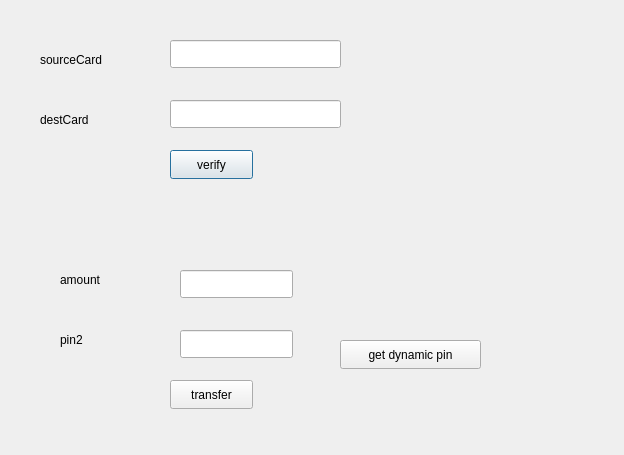
Old version of the form bankingSystem/transferdialog.ui in the repository mehdi0-0s/Banking.
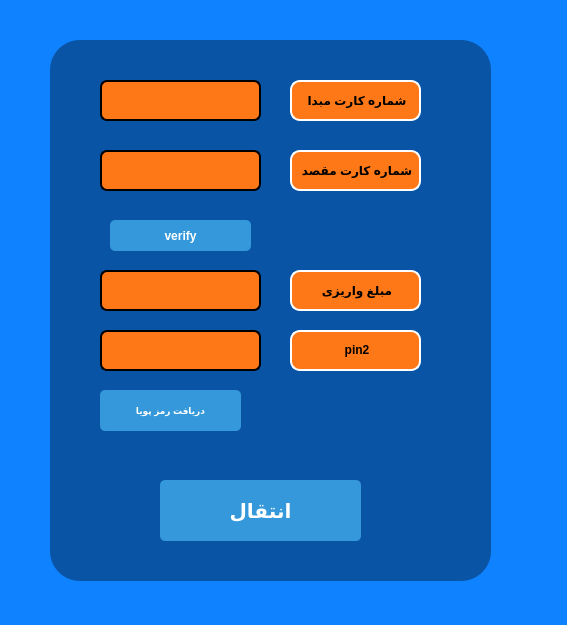
New version of the form.

Commit message: style: Improve UI design and layout

The edit to the form file:
```diff
--- a/bankingSystem/transferdialog.ui
+++ b/bankingSystem/transferdialog.ui
@@ -6,156 +6,307 @@
    <rect>
     <x>0</x>
     <y>0</y>
-    <width>624</width>
-    <height>455</height>
+    <width>567</width>
+    <height>625</height>
    </rect>
   </property>
   <property name="windowTitle">
    <string>Dialog</string>
   </property>
-  <widget class="QLabel" name="label">
+  <property name="styleSheet">
+   <string notr="true">background-color: rgb(14, 130, 255);</string>
+  </property>
+  <widget class="QFrame" name="frame">
    <property name="geometry">
     <rect>
-     <x>40</x>
-     <y>50</y>
-     <width>101</width>
-     <height>20</height>
-    </rect>
-   </property>
-   <property name="text">
-    <string>sourceCard</string>
-   </property>
-  </widget>
-  <widget class="QLabel" name="label_2">
-   <property name="geometry">
-    <rect>
-     <x>40</x>
-     <y>110</y>
-     <width>91</width>
-     <height>20</height>
-    </rect>
-   </property>
-   <property name="text">
-    <string>destCard</string>
-   </property>
-  </widget>
-  <widget class="QLineEdit" name="sourceCard_lineEdit">
-   <property name="geometry">
-    <rect>
-     <x>170</x>
+     <x>50</x>
      <y>40</y>
-     <width>171</width>
-     <height>28</height>
+     <width>441</width>
+     <height>541</height>
     </rect>
    </property>
-  </widget>
-  <widget class="QLineEdit" name="destCard_lineEdit">
-   <property name="geometry">
-    <rect>
-     <x>170</x>
-     <y>100</y>
-     <width>171</width>
-     <height>28</height>
-    </rect>
+   <property name="styleSheet">
+    <string notr="true">background-color:rgba(0,0,0,90);
+border-radius:30px;
+</string>
    </property>
-  </widget>
-  <widget class="QLabel" name="recipientNameLabel">
-   <property name="geometry">
-    <rect>
-     <x>360</x>
-     <y>100</y>
-     <width>63</width>
-     <height>20</height>
-    </rect>
+   <property name="frameShape">
+    <enum>QFrame::Shape::StyledPanel</enum>
    </property>
-   <property name="text">
-    <string/>
+   <property name="frameShadow">
+    <enum>QFrame::Shadow::Raised</enum>
    </property>
-  </widget>
-  <widget class="QLineEdit" name="amount_lineEdit">
-   <property name="geometry">
-    <rect>
-     <x>180</x>
-     <y>270</y>
-     <width>113</width>
-     <height>28</height>
-    </rect>
-   </property>
-  </widget>
-  <widget class="QLabel" name="label_3">
-   <property name="geometry">
-    <rect>
-     <x>60</x>
-     <y>270</y>
-     <width>63</width>
-     <height>20</height>
-    </rect>
-   </property>
-   <property name="text">
-    <string>amount</string>
-   </property>
-  </widget>
-  <widget class="QLineEdit" name="pin_lineEdit">
-   <property name="geometry">
-    <rect>
-     <x>180</x>
-     <y>330</y>
-     <width>113</width>
-     <height>28</height>
-    </rect>
-   </property>
-  </widget>
-  <widget class="QLabel" name="label_4">
-   <property name="geometry">
-    <rect>
-     <x>60</x>
-     <y>330</y>
-     <width>63</width>
-     <height>20</height>
-    </rect>
-   </property>
-   <property name="text">
-    <string>pin2</string>
-   </property>
-  </widget>
-  <widget class="QPushButton" name="verify_pushButton">
-   <property name="geometry">
-    <rect>
-     <x>170</x>
-     <y>150</y>
-     <width>83</width>
-     <height>29</height>
-    </rect>
-   </property>
-   <property name="text">
-    <string>verify</string>
-   </property>
-  </widget>
-  <widget class="QPushButton" name="transfer_pushButton">
-   <property name="geometry">
-    <rect>
-     <x>170</x>
-     <y>380</y>
-     <width>83</width>
-     <height>29</height>
-    </rect>
-   </property>
-   <property name="text">
-    <string>transfer</string>
-   </property>
-  </widget>
-  <widget class="QPushButton" name="dynamicPin_pushButton">
-   <property name="geometry">
-    <rect>
-     <x>340</x>
-     <y>340</y>
-     <width>141</width>
-     <height>29</height>
-    </rect>
-   </property>
-   <property name="text">
-    <string>get dynamic pin</string>
-   </property>
+   <widget class="QLabel" name="label">
+    <property name="geometry">
+     <rect>
+      <x>240</x>
+      <y>40</y>
+      <width>131</width>
+      <height>41</height>
+     </rect>
+    </property>
+    <property name="styleSheet">
+     <string notr="true">border-width:2px;
+border-style:solid;
+border-color: rgb(255, 255, 255);
+border-radius:10px;
+
+background-color: rgb(255, 120, 23);</string>
+    </property>
+    <property name="text">
+     <string>&lt;html&gt;&lt;head/&gt;&lt;body&gt;&lt;p align=&quot;center&quot;&gt;&lt;span style=&quot; font-weight:700;&quot;&gt;شماره کارت مبدا&lt;/span&gt;&lt;/p&gt;&lt;/body&gt;&lt;/html&gt;</string>
+    </property>
+   </widget>
+   <widget class="QLineEdit" name="sourceCard_lineEdit">
+    <property name="geometry">
+     <rect>
+      <x>50</x>
+      <y>40</y>
+      <width>161</width>
+      <height>41</height>
+     </rect>
+    </property>
+    <property name="styleSheet">
+     <string notr="true">border-width:2px;
+font: 700 12pt &quot;Segoe UI&quot;;
+border-style:solid;
+border-color: rgb(0, 0, 0);
+border-radius:7px;
+
+background-color: rgb(255, 120, 23);</string>
+    </property>
+   </widget>
+   <widget class="QLabel" name="label_2">
+    <property name="geometry">
+     <rect>
+      <x>240</x>
+      <y>110</y>
+      <width>131</width>
+      <height>41</height>
+     </rect>
+    </property>
+    <property name="styleSheet">
+     <string notr="true">border-width:2px;
+border-style:solid;
+border-color: rgb(255, 255, 255);
+border-radius:10px;
+
+background-color: rgb(255, 120, 23);</string>
+    </property>
+    <property name="text">
+     <string>&lt;html&gt;&lt;head/&gt;&lt;body&gt;&lt;p align=&quot;center&quot;&gt;&lt;span style=&quot; font-weight:700;&quot;&gt;شماره کارت مقصد&lt;/span&gt;&lt;/p&gt;&lt;/body&gt;&lt;/html&gt;</string>
+    </property>
+   </widget>
+   <widget class="QLineEdit" name="destCard_lineEdit">
+    <property name="geometry">
+     <rect>
+      <x>50</x>
+      <y>110</y>
+      <width>161</width>
+      <height>41</height>
+     </rect>
+    </property>
+    <property name="styleSheet">
+     <string notr="true">border-width:2px;
+font: 700 12pt &quot;Segoe UI&quot;;
+border-style:solid;
+border-color: rgb(0, 0, 0);
+border-radius:7px;
+
+background-color: rgb(255, 120, 23);</string>
+    </property>
+   </widget>
+   <widget class="QLabel" name="recipientNameLabel">
+    <property name="geometry">
+     <rect>
+      <x>60</x>
+      <y>150</y>
+      <width>63</width>
+      <height>20</height>
+     </rect>
+    </property>
+    <property name="styleSheet">
+     <string notr="true">background-color:rgba(0,0,0,0);</string>
+    </property>
+    <property name="text">
+     <string/>
+    </property>
+   </widget>
+   <widget class="QPushButton" name="verify_pushButton">
+    <property name="geometry">
+     <rect>
+      <x>60</x>
+      <y>180</y>
+      <width>141</width>
+      <height>31</height>
+     </rect>
+    </property>
+    <property name="font">
+     <font>
+      <bold>true</bold>
+     </font>
+    </property>
+    <property name="styleSheet">
+     <string notr="true">QPushButton {
+    background-color: #3498db;
+    color: white;
+    border: none;
+    padding: 8px 16px;
+    border-radius: 5px;
+}
+
+QPushButton:hover {
+    background-color: #2980b9;
+}</string>
+    </property>
+    <property name="text">
+     <string>verify</string>
+    </property>
+   </widget>
+   <widget class="QPushButton" name="dynamicPin_pushButton">
+    <property name="geometry">
+     <rect>
+      <x>50</x>
+      <y>350</y>
+      <width>141</width>
+      <height>41</height>
+     </rect>
+    </property>
+    <property name="font">
+     <font>
+      <pointsize>7</pointsize>
+      <bold>true</bold>
+     </font>
+    </property>
+    <property name="styleSheet">
+     <string notr="true">QPushButton {
+    background-color: #3498db;
+    color: white;
+    border: none;
+    padding: 8px 16px;
+    border-radius: 5px;
+}
+
+QPushButton:hover {
+    background-color: #2980b9;
+}</string>
+    </property>
+    <property name="text">
+     <string>دریافت رمز پویا</string>
+    </property>
+   </widget>
+   <widget class="QLabel" name="label_4">
+    <property name="geometry">
+     <rect>
+      <x>240</x>
+      <y>290</y>
+      <width>131</width>
+      <height>41</height>
+     </rect>
+    </property>
+    <property name="styleSheet">
+     <string notr="true">border-width:2px;
+border-style:solid;
+border-color: rgb(255, 255, 255);
+border-radius:10px;
+
+background-color: rgb(255, 120, 23);</string>
+    </property>
+    <property name="text">
+     <string>&lt;html&gt;&lt;head/&gt;&lt;body&gt;&lt;p align=&quot;center&quot;&gt;&lt;span style=&quot; font-weight:700;&quot;&gt;pin2&lt;/span&gt;&lt;/p&gt;&lt;/body&gt;&lt;/html&gt;</string>
+    </property>
+   </widget>
+   <widget class="QLineEdit" name="amount_lineEdit">
+    <property name="geometry">
+     <rect>
+      <x>50</x>
+      <y>230</y>
+      <width>161</width>
+      <height>41</height>
+     </rect>
+    </property>
+    <property name="styleSheet">
+     <string notr="true">border-width:2px;
+font: 700 12pt &quot;Segoe UI&quot;;
+border-style:solid;
+border-color: rgb(0, 0, 0);
+border-radius:7px;
+
+background-color: rgb(255, 120, 23);</string>
+    </property>
+   </widget>
+   <widget class="QLineEdit" name="pin_lineEdit">
+    <property name="geometry">
+     <rect>
+      <x>50</x>
+      <y>290</y>
+      <width>161</width>
+      <height>41</height>
+     </rect>
+    </property>
+    <property name="styleSheet">
+     <string notr="true">border-width:2px;
+font: 700 12pt &quot;Segoe UI&quot;;
+border-style:solid;
+border-color: rgb(0, 0, 0);
+border-radius:7px;
+
+background-color: rgb(255, 120, 23);</string>
+    </property>
+   </widget>
+   <widget class="QLabel" name="label_3">
+    <property name="geometry">
+     <rect>
+      <x>240</x>
+      <y>230</y>
+      <width>131</width>
+      <height>41</height>
+     </rect>
+    </property>
+    <property name="styleSheet">
+     <string notr="true">border-width:2px;
+border-style:solid;
+border-color: rgb(255, 255, 255);
+border-radius:10px;
+
+background-color: rgb(255, 120, 23);</string>
+    </property>
+    <property name="text">
+     <string>&lt;html&gt;&lt;head/&gt;&lt;body&gt;&lt;p align=&quot;center&quot;&gt;&lt;span style=&quot; font-weight:700;&quot;&gt;مبلغ واریزی&lt;/span&gt;&lt;/p&gt;&lt;/body&gt;&lt;/html&gt;</string>
+    </property>
+   </widget>
+   <widget class="QPushButton" name="transfer_pushButton">
+    <property name="geometry">
+     <rect>
+      <x>110</x>
+      <y>440</y>
+      <width>201</width>
+      <height>61</height>
+     </rect>
+    </property>
+    <property name="font">
+     <font>
+      <pointsize>15</pointsize>
+      <bold>true</bold>
+     </font>
+    </property>
+    <property name="styleSheet">
+     <string notr="true">QPushButton {
+    background-color: #3498db;
+    color: white;
+    border: none;
+    padding: 8px 16px;
+    border-radius: 5px;
+}
+
+QPushButton:hover {
+    background-color: #2980b9;
+}</string>
+    </property>
+    <property name="text">
+     <string>انتقال</string>
+    </property>
+   </widget>
   </widget>
  </widget>
  <resources/>
```
The commit also changes 7 other files.
